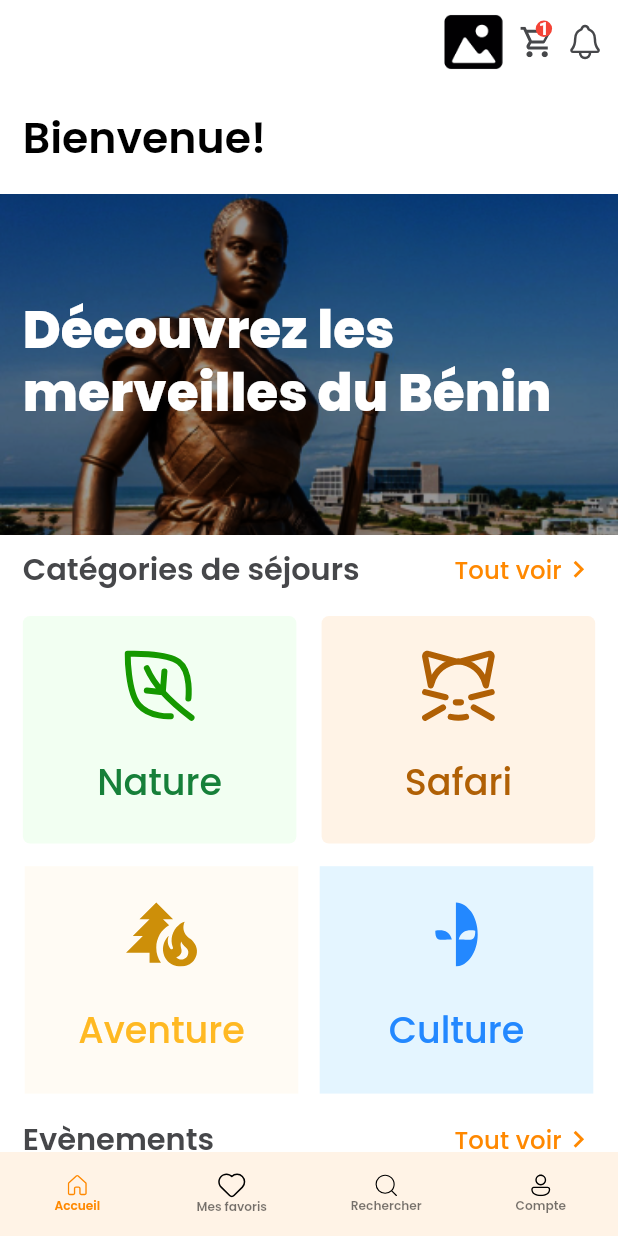
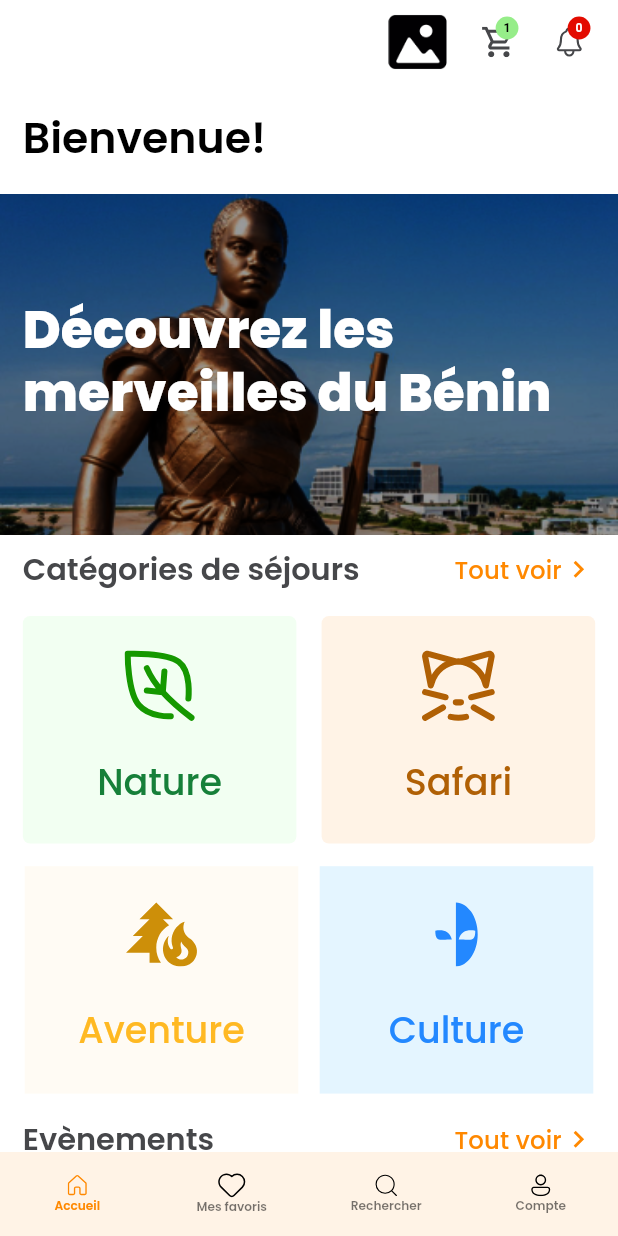
Before and after one commit to Arenebj/visitbj, a Flutter app: the screen it shows after launch, on a phone screen of 412 x 824 dp. Run offline on Flutter 3.47's test engine with Material 2 defaults, Android fonts, the phone set to English and light mode, and no system bars; our stand-ins replace flutter_rating_bar, flutter_screenutil, flutter_svg, go_router.

Commit message:
add appbar with cart and notification

```diff
--- a/lib/ressources/theme/color/app_color.dart
+++ b/lib/ressources/theme/color/app_color.dart
@@ -6,6 +6,7 @@ class AppColors {
   static const Color primaryTwo = Color(0xffFF8800);
   static const Color green = Color(0xff168039);
   static const Color nature = Color(0xff168039);
+  static const Color cartNote = Color(0xff96ED89);
   static const Color natureBg = Color(0xffF2FFF2);
   static const Color safari = Color(0xffB06005);
   static const Color safariBg = Color(0xffFFF3E6);
--- a/lib/ui/pages/homeScreen/homeScreen.dart
+++ b/lib/ui/pages/homeScreen/homeScreen.dart
@@ -25,34 +25,20 @@ appHome() {
     backgroundColor: Colors.white,
     actions: [
       ImageAsset($appAssets.imgs.userImage, 35.43.h, 35.43.w),
-      const SpaceW(10),
-      Stack(
-        alignment: AlignmentDirectional.centerStart,
-        children: [
-          ImageSvg($appAssets.svgs.panier, 20.h, 20.w),
-          Positioned(
-              right: 0,
-              top: 10.h,
-              child: Container(
-                padding: const EdgeInsets.all(2),
-                decoration: const BoxDecoration(
-                  color: Colors.red,
-                  shape: BoxShape.circle,
-                ),
-                child: Text(
-                  1.toString(),
-                  style: const TextStyle(
-                    color: Colors.white,
-                    fontSize: 12,
-                    fontWeight: FontWeight.bold,
-                  ),
-                ),
-              )),
-        ],
+      SpaceW(15.w),
+      appBarMenu(
+        $appAssets.svgs.panier,
+        AppColors.cartNote,
+        Colors.black,
+        1,
       ),
-      const SpaceW(10),
-      ImageSvg($appAssets.svgs.notification, 20.h, 20.w),
-      const SpaceW(10),
+      appBarMenu(
+        $appAssets.svgs.notification,
+        AppColors.red,
+        Colors.white,
+        0,
+      ),
+
     ],
   );
 }
@@ -215,3 +201,47 @@ Widget bodyHome(BuildContext context) {
     ],
   );
 }
+
+Widget appBarMenu(String image, Color colorBg, Color color, int total) {
+  return TextButton(
+    onPressed: null,
+    style: ButtonStyle(
+      padding: MaterialStateProperty.all(EdgeInsets.zero), // Retirer le padding
+      minimumSize:
+          MaterialStateProperty.all(Size.zero), // Retirer la taille minimale
+    ),
+    child: SizedBox(
+      height: 35.43.h,
+      width: 35.43.w,
+      child: Stack(
+        alignment: AlignmentDirectional.centerStart,
+        children: [
+          ImageSvg(image, 20.h, 20.w),
+          Positioned(
+            top: 1.h,
+            right: 12.w,
+            child: Container(
+              height: 15.h,
+              width: 15.w,
+              //padding: const EdgeInsets.all(2),
+              decoration: BoxDecoration(
+                color: colorBg,
+                shape: BoxShape.circle,
+              ),
+              child: Center(
+                child: Text(
+                  total.toString(),
+                  style: TextStyle(
+                    color: color,
+                    fontSize: 8.h,
+                    fontWeight: FontWeight.bold,
+                  ),
+                ),
+              ),
+            ),
+          ),
+        ],
+      ),
+    ),
+  );
+}
```
